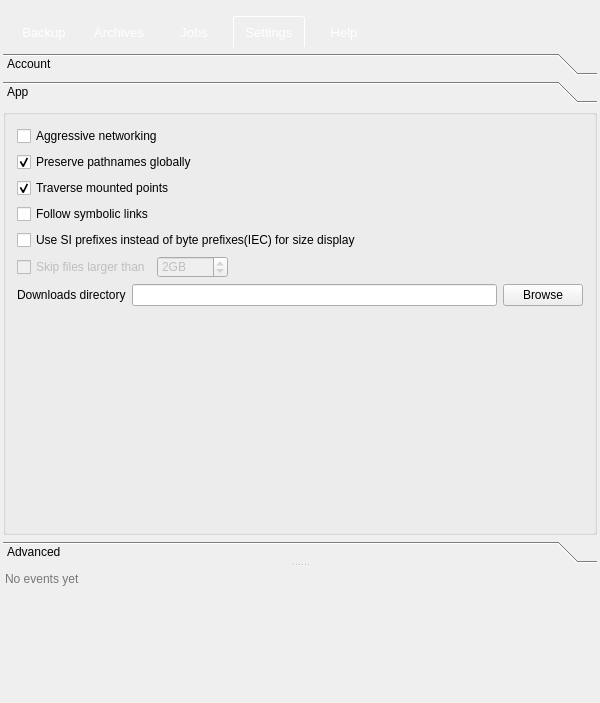
Qt form forms/mainwindow.ui (Tarsnap/tarsnap-gui) before a commit.
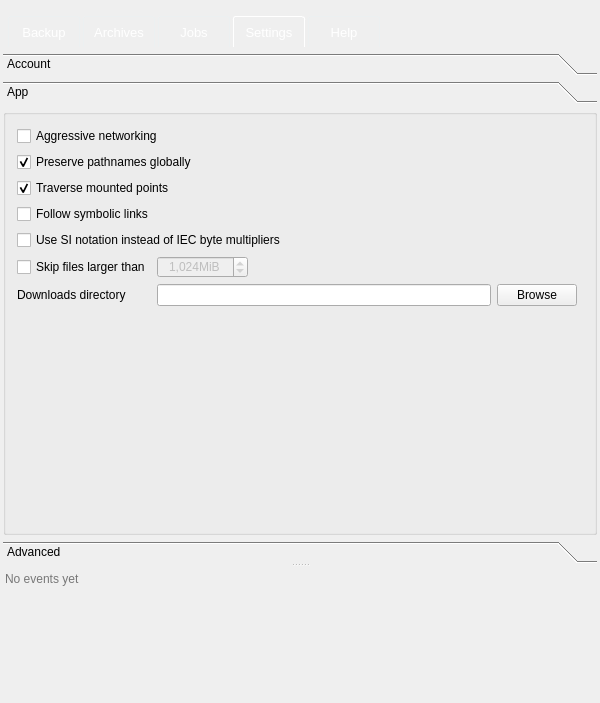
The same form after that commit. The open tabs and pages were chosen to show the change. Icons and pictures are not drawn. Custom widgets are drawn as their Qt base class.

Commit message: Implement the global setting "Skip files larger than size".

Patch:
```diff
--- a/forms/mainwindow.ui
+++ b/forms/mainwindow.ui
@@ -1287,7 +1287,7 @@
                <rect>
                 <x>0</x>
                 <y>0</y>
-                <width>763</width>
+                <width>594</width>
                 <height>443</height>
                </rect>
               </property>
@@ -1312,197 +1312,18 @@
                  <property name="title">
                   <string/>
                  </property>
-                 <layout class="QVBoxLayout" name="verticalLayout_18">
-                  <item>
-                   <widget class="QCheckBox" name="aggressiveNetworkingCheckBox">
-                    <property name="toolTip">
-                     <string>Use multiple TCP connections to send data to the Tarsnap server</string>
-                    </property>
+                 <layout class="QGridLayout" name="gridLayout">
+                  <property name="horizontalSpacing">
+                   <number>6</number>
+                  </property>
+                  <item row="6" column="0">
+                   <widget class="QLabel" name="downloadsDirLabel">
                     <property name="text">
-                     <string>Aggressive networking</string>
+                     <string>Downloads directory</string>
                     </property>
                    </widget>
                   </item>
-                  <item>
-                   <widget class="QCheckBox" name="preservePathsCheckBox">
-                    <property name="toolTip">
-                     <string>Preseve absolute pathnames by not removing leading slashes</string>
-                    </property>
-                    <property name="text">
-                     <string>Preserve pathnames globally</string>
-                    </property>
-                    <property name="checked">
-                     <bool>true</bool>
-                    </property>
-                   </widget>
-                  </item>
-                  <item>
-                   <widget class="QCheckBox" name="traverseMountCheckBox">
-                    <property name="toolTip">
-                     <string>Cross mount points when creating archives</string>
-                    </property>
-                    <property name="text">
-                     <string>Traverse mounted points</string>
-                    </property>
-                    <property name="checked">
-                     <bool>true</bool>
-                    </property>
-                   </widget>
-                  </item>
-                  <item>
-                   <widget class="QCheckBox" name="followSymLinksCheckBox">
-                    <property name="toolTip">
-                     <string>If checked all symbolic links will be followed when creating an archive</string>
-                    </property>
-                    <property name="text">
-                     <string>Follow symbolic links</string>
-                    </property>
-                   </widget>
-                  </item>
-                  <item>
-                   <widget class="QCheckBox" name="siPrefixesCheckBox">
-                    <property name="text">
-                     <string>Use SI prefixes instead of byte prefixes(IEC) for size display</string>
-                    </property>
-                   </widget>
-                  </item>
-                  <item>
-                   <widget class="QWidget" name="widget" native="true">
-                    <layout class="QHBoxLayout" name="horizontalLayout_5">
-                     <property name="spacing">
-                      <number>6</number>
-                     </property>
-                     <property name="leftMargin">
-                      <number>0</number>
-                     </property>
-                     <property name="topMargin">
-                      <number>0</number>
-                     </property>
-                     <property name="rightMargin">
-                      <number>0</number>
-                     </property>
-                     <property name="bottomMargin">
-                      <number>0</number>
-                     </property>
-                     <item>
-                      <widget class="QCheckBox" name="checkBox_3">
-                       <property name="enabled">
-                        <bool>false</bool>
-                       </property>
-                       <property name="sizePolicy">
-                        <sizepolicy hsizetype="Maximum" vsizetype="Fixed">
-                         <horstretch>0</horstretch>
-                         <verstretch>0</verstretch>
-                        </sizepolicy>
-                       </property>
-                       <property name="text">
-                        <string>Skip files larger than</string>
-                       </property>
-                       <property name="tristate">
-                        <bool>false</bool>
-                       </property>
-                      </widget>
-                     </item>
-                     <item>
-                      <widget class="QSpinBox" name="spinBox">
-                       <property name="enabled">
-                        <bool>false</bool>
-                       </property>
-                       <property name="sizePolicy">
-                        <sizepolicy hsizetype="Minimum" vsizetype="Fixed">
-                         <horstretch>0</horstretch>
-                         <verstretch>0</verstretch>
-                        </sizepolicy>
-                       </property>
-                       <property name="suffix">
-                        <string>GB</string>
-                       </property>
-                       <property name="maximum">
-                        <number>1024</number>
-                       </property>
-                       <property name="value">
-                        <number>2</number>
-                       </property>
-                      </widget>
-                     </item>
-                     <item>
-                      <spacer name="horizontalSpacer_4">
-                       <property name="orientation">
-                        <enum>Qt::Horizontal</enum>
-                       </property>
-                       <property name="sizeHint" stdset="0">
-                        <size>
-                         <width>40</width>
-                         <height>20</height>
-                        </size>
-                       </property>
-                      </spacer>
-                     </item>
-                    </layout>
-                   </widget>
-                  </item>
-                  <item>
-                   <widget class="QWidget" name="widget_6" native="true">
-                    <layout class="QHBoxLayout" name="horizontalLayout_6">
-                     <property name="spacing">
-                      <number>6</number>
-                     </property>
-                     <property name="leftMargin">
-                      <number>0</number>
-                     </property>
-                     <property name="topMargin">
-                      <number>0</number>
-                     </property>
-                     <property name="rightMargin">
-                      <number>0</number>
-                     </property>
-                     <property name="bottomMargin">
-                      <number>0</number>
-                     </property>
-                     <item>
-                      <widget class="QLabel" name="label_3">
-                       <property name="text">
-                        <string>Downloads directory</string>
-                       </property>
-                      </widget>
-                     </item>
-                     <item>
-                      <widget class="QLineEdit" name="downloadsDirLineEdit">
-                       <property name="sizePolicy">
-                        <sizepolicy hsizetype="Expanding" vsizetype="Fixed">
-                         <horstretch>0</horstretch>
-                         <verstretch>0</verstretch>
-                        </sizepolicy>
-                       </property>
-                      </widget>
-                     </item>
-                     <item>
-                      <widget class="QPushButton" name="downloadsDirBrowseButton">
-                       <property name="text">
-                        <string>Browse</string>
-                       </property>
-                      </widget>
-                     </item>
-                     <item>
-                      <spacer name="horizontalSpacer_3">
-                       <property name="orientation">
-                        <enum>Qt::Horizontal</enum>
-                       </property>
-                       <property name="sizeType">
-                        <enum>QSizePolicy::Preferred</enum>
-                       </property>
-                       <property name="sizeHint" stdset="0">
-                        <size>
-                         <width>0</width>
-                         <height>20</height>
-                        </size>
-                       </property>
-                      </spacer>
-                     </item>
-                    </layout>
-                   </widget>
-                  </item>
-                  <item>
+                  <item row="7" column="0">
                    <spacer name="verticalSpacer">
                     <property name="orientation">
                      <enum>Qt::Vertical</enum>
@@ -1515,6 +1336,141 @@
                     </property>
                    </spacer>
                   </item>
+                  <item row="5" column="0">
+                   <widget class="QCheckBox" name="skipFilesCheckBox">
+                    <property name="sizePolicy">
+                     <sizepolicy hsizetype="Minimum" vsizetype="Fixed">
+                      <horstretch>0</horstretch>
+                      <verstretch>0</verstretch>
+                     </sizepolicy>
+                    </property>
+                    <property name="toolTip">
+                     <string>Do not include files of size equal or greater than the specified value in backups</string>
+                    </property>
+                    <property name="text">
+                     <string>Skip files larger than</string>
+                    </property>
+                    <property name="tristate">
+                     <bool>false</bool>
+                    </property>
+                   </widget>
+                  </item>
+                  <item row="4" column="0" colspan="4">
+                   <widget class="QCheckBox" name="siPrefixesCheckBox">
+                    <property name="toolTip">
+                     <string>SI notation implies byte prefixes using base 10 whereas the IEC standard is based on base 2</string>
+                    </property>
+                    <property name="text">
+                     <string>Use SI notation instead of IEC byte multipliers</string>
+                    </property>
+                   </widget>
+                  </item>
+                  <item row="2" column="0" colspan="4">
+                   <widget class="QCheckBox" name="traverseMountCheckBox">
+                    <property name="toolTip">
+                     <string>Cross mount points when creating archives</string>
+                    </property>
+                    <property name="text">
+                     <string>Traverse mounted points</string>
+                    </property>
+                    <property name="checked">
+                     <bool>true</bool>
+                    </property>
+                   </widget>
+                  </item>
+                  <item row="6" column="2">
+                   <widget class="QPushButton" name="downloadsDirBrowseButton">
+                    <property name="sizePolicy">
+                     <sizepolicy hsizetype="Preferred" vsizetype="Fixed">
+                      <horstretch>0</horstretch>
+                      <verstretch>0</verstretch>
+                     </sizepolicy>
+                    </property>
+                    <property name="text">
+                     <string>Browse</string>
+                    </property>
+                   </widget>
+                  </item>
+                  <item row="0" column="0" colspan="4">
+                   <widget class="QCheckBox" name="aggressiveNetworkingCheckBox">
+                    <property name="toolTip">
+                     <string>Use multiple TCP connections to send data to the Tarsnap server</string>
+                    </property>
+                    <property name="text">
+                     <string>Aggressive networking</string>
+                    </property>
+                   </widget>
+                  </item>
+                  <item row="6" column="1">
+                   <widget class="QLineEdit" name="downloadsDirLineEdit">
+                    <property name="sizePolicy">
+                     <sizepolicy hsizetype="MinimumExpanding" vsizetype="Fixed">
+                      <horstretch>0</horstretch>
+                      <verstretch>0</verstretch>
+                     </sizepolicy>
+                    </property>
+                   </widget>
+                  </item>
+                  <item row="5" column="1">
+                   <widget class="QSpinBox" name="skipFilesSpinBox">
+                    <property name="enabled">
+                     <bool>false</bool>
+                    </property>
+                    <property name="sizePolicy">
+                     <sizepolicy hsizetype="Maximum" vsizetype="Fixed">
+                      <horstretch>0</horstretch>
+                      <verstretch>0</verstretch>
+                     </sizepolicy>
+                    </property>
+                    <property name="toolTip">
+                     <string>Do not include files of size equal or greater than the specified value in backups</string>
+                    </property>
+                    <property name="alignment">
+                     <set>Qt::AlignCenter</set>
+                    </property>
+                    <property name="showGroupSeparator" stdset="0">
+                     <bool>true</bool>
+                    </property>
+                    <property name="suffix">
+                     <string>MiB</string>
+                    </property>
+                    <property name="minimum">
+                     <number>0</number>
+                    </property>
+                    <property name="maximum">
+                     <number>999999999</number>
+                    </property>
+                    <property name="singleStep">
+                     <number>512</number>
+                    </property>
+                    <property name="value">
+                     <number>1024</number>
+                    </property>
+                   </widget>
+                  </item>
+                  <item row="1" column="0" colspan="4">
+                   <widget class="QCheckBox" name="preservePathsCheckBox">
+                    <property name="toolTip">
+                     <string>Preseve absolute pathnames by not removing leading slashes</string>
+                    </property>
+                    <property name="text">
+                     <string>Preserve pathnames globally</string>
+                    </property>
+                    <property name="checked">
+                     <bool>true</bool>
+                    </property>
+                   </widget>
+                  </item>
+                  <item row="3" column="0" colspan="4">
+                   <widget class="QCheckBox" name="followSymLinksCheckBox">
+                    <property name="toolTip">
+                     <string>If checked all symbolic links will be followed when creating an archive</string>
+                    </property>
+                    <property name="text">
+                     <string>Follow symbolic links</string>
+                    </property>
+                   </widget>
+                  </item>
                  </layout>
                 </widget>
                </item>
```
Left out of the diff: 4 changed lines with no effect on the pictures. The commit also changes 4 other files.
